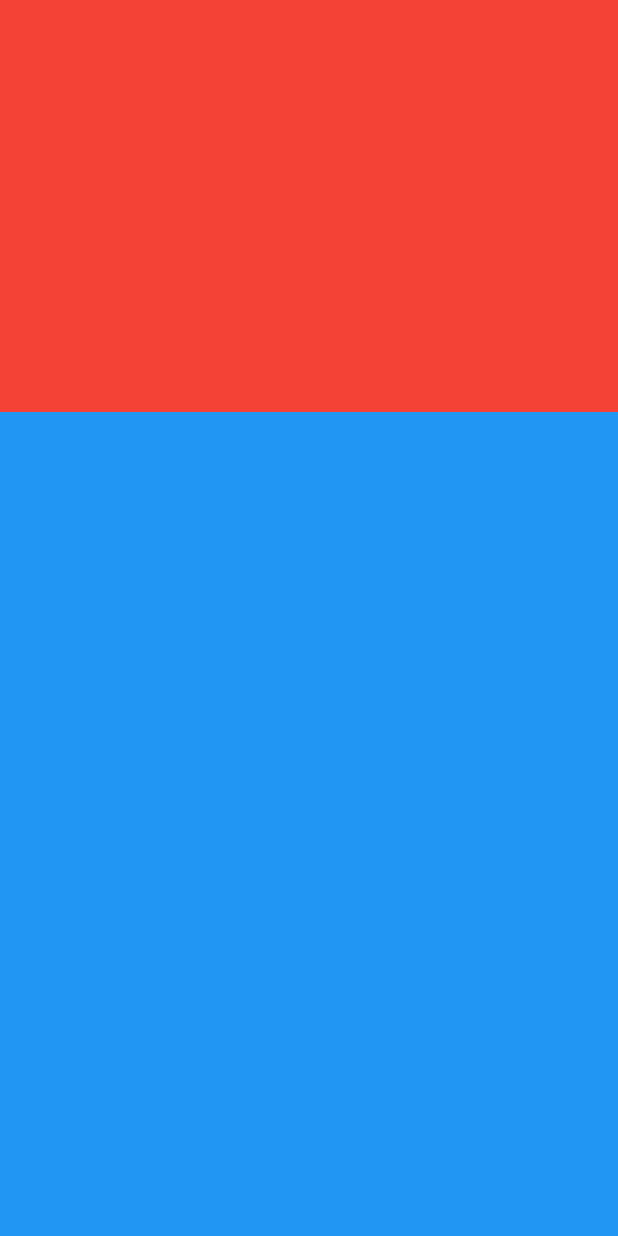
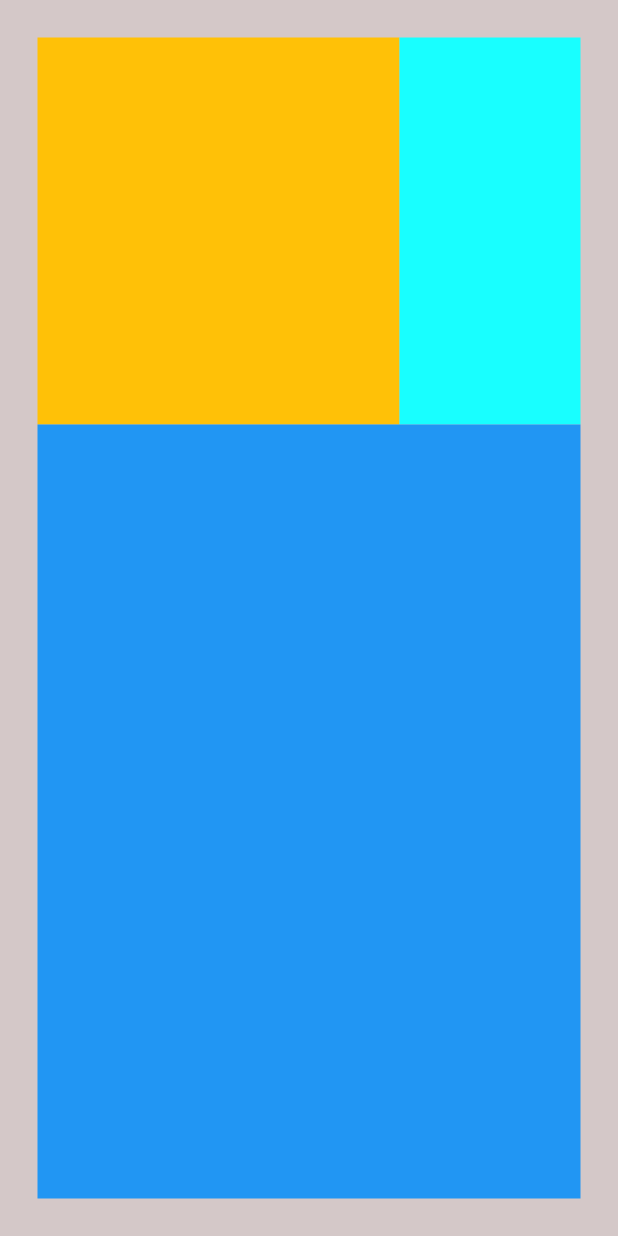
Before and after one commit to RozaqIngsoon/tpaquiz, a Flutter app: the screen it shows after launch, on a phone screen of 412 x 824 dp. Run offline on Flutter 3.47's test engine with Material 2 defaults, Android fonts, the phone set to English and light mode, and no system bars.

Commit message:
atur container judul

```diff
--- a/lib/ui/homepage.dart
+++ b/lib/ui/homepage.dart
@@ -7,13 +7,30 @@ class HomePage extends StatelessWidget {
     return SafeArea(
       child: Scaffold(
         body: Container(
-          color : warna1,
+          color : warnaBg,
+          padding: EdgeInsets.all(25),
           child: Column(
             children: [
               Expanded(
                 flex: 1,
                 child: Container(
-                  color: Colors.red,
+                  // color: Colors.red,
+                  child: Row(
+                    children: [
+                      Expanded(
+                        flex: 2,
+                        child: Container(
+                          color: Colors.amber,
+                        ),
+                      ),
+                      Expanded(
+                        flex: 1,
+                        child: Container(
+                          color: Colors.cyanAccent,
+                        ),
+                      ),
+                    ],
+                  ),
                 ),
               ),
               Expanded(
```
